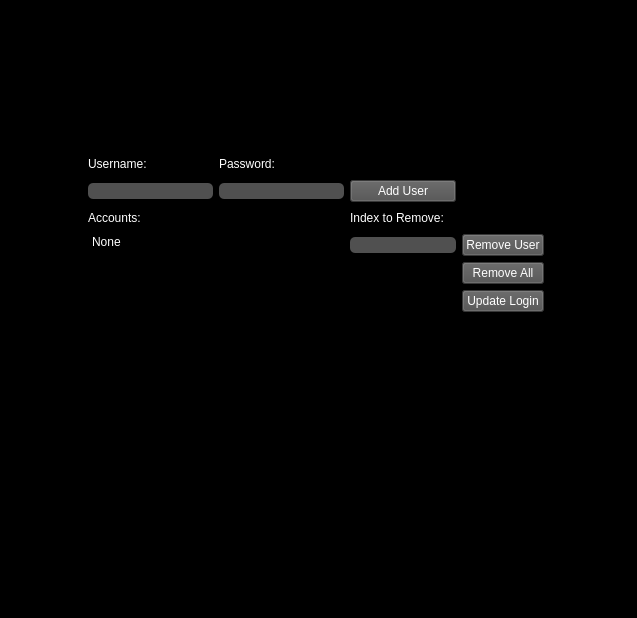
Above: UI_Files/mainWindow.ui from Jscina/PyPass before the change. Below: the same form after it.
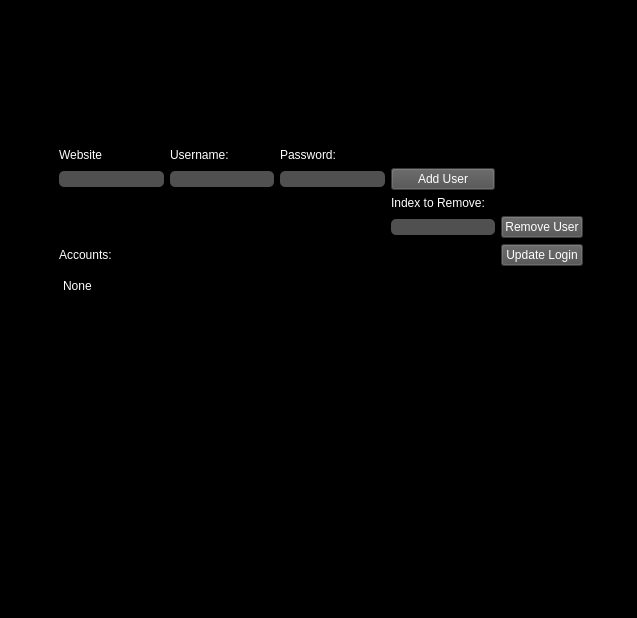
That is the form after the change.

Patch:
```diff
--- a/UI_Files/mainWindow.ui
+++ b/UI_Files/mainWindow.ui
@@ -19,41 +19,25 @@
   </property>
   <widget class="QWidget" name="centralwidget">
    <layout class="QGridLayout" name="gridLayout">
-    <item row="1" column="2">
-     <widget class="QLabel" name="p_label">
+    <item row="2" column="3">
+     <widget class="QLineEdit" name="usernames">
+      <property name="styleSheet">
+       <string notr="true">color: rgb(255, 255, 255);
+gridline-color: rgb(0, 0, 0);
+background-color: rgb(80, 80, 80);
+border-radius: 5px;</string>
+      </property>
+     </widget>
+    </item>
+    <item row="3" column="5">
+     <widget class="QLabel" name="index_label">
       <property name="text">
-       <string>Password:</string>
+       <string>Index to Remove:</string>
       </property>
      </widget>
     </item>
-    <item row="3" column="0">
-     <spacer name="horizontalSpacer_3">
-      <property name="orientation">
-       <enum>Qt::Horizontal</enum>
-      </property>
-      <property name="sizeHint" stdset="0">
-       <size>
-        <width>40</width>
-        <height>20</height>
-       </size>
-      </property>
-     </spacer>
-    </item>
-    <item row="3" column="4">
-     <spacer name="horizontalSpacer_6">
-      <property name="orientation">
-       <enum>Qt::Horizontal</enum>
-      </property>
-      <property name="sizeHint" stdset="0">
-       <size>
-        <width>40</width>
-        <height>20</height>
-       </size>
-      </property>
-     </spacer>
-    </item>
-    <item row="0" column="2">
-     <spacer name="verticalSpacer_2">
+    <item row="0" column="0" colspan="8">
+     <spacer name="topSpacer">
       <property name="orientation">
        <enum>Qt::Vertical</enum>
       </property>
@@ -66,45 +50,6 @@
      </spacer>
     </item>
     <item row="2" column="4">
-     <spacer name="horizontalSpacer_5">
-      <property name="orientation">
-       <enum>Qt::Horizontal</enum>
-      </property>
-      <property name="sizeHint" stdset="0">
-       <size>
-        <width>40</width>
-        <height>20</height>
-       </size>
-      </property>
-     </spacer>
-    </item>
-    <item row="6" column="3">
-     <spacer name="horizontalSpacer_11">
-      <property name="orientation">
-       <enum>Qt::Horizontal</enum>
-      </property>
-      <property name="sizeHint" stdset="0">
-       <size>
-        <width>40</width>
-        <height>20</height>
-       </size>
-      </property>
-     </spacer>
-    </item>
-    <item row="1" column="0">
-     <spacer name="horizontalSpacer">
-      <property name="orientation">
-       <enum>Qt::Horizontal</enum>
-      </property>
-      <property name="sizeHint" stdset="0">
-       <size>
-        <width>40</width>
-        <height>20</height>
-       </size>
-      </property>
-     </spacer>
-    </item>
-    <item row="2" column="2">
      <widget class="QLineEdit" name="passwords">
       <property name="styleSheet">
        <string notr="true">color: rgb(255, 255, 255);
@@ -117,27 +62,25 @@
       </property>
      </widget>
     </item>
-    <item row="3" column="1">
-     <widget class="QLabel" name="acc_label">
+    <item row="1" column="4">
+     <widget class="QLabel" name="p_label">
       <property name="text">
-       <string>Accounts:</string>
+       <string>Password:</string>
       </property>
      </widget>
     </item>
-    <item row="7" column="4">
-     <spacer name="verticalSpacer_5">
-      <property name="orientation">
-       <enum>Qt::Vertical</enum>
+    <item row="2" column="5">
+     <widget class="QPushButton" name="add_button">
+      <property name="styleSheet">
+       <string notr="true">color: rgb(255, 255, 255);
+background-color: rgb(79, 79, 79);</string>
       </property>
-      <property name="sizeHint" stdset="0">
-       <size>
-        <width>20</width>
-        <height>40</height>
-       </size>
+      <property name="text">
+       <string>Add User</string>
       </property>
-     </spacer>
+     </widget>
     </item>
-    <item row="4" column="3">
+    <item row="4" column="5">
      <widget class="QLineEdit" name="index_input">
       <property name="styleSheet">
        <string notr="true">color: rgb(255, 255, 255);
@@ -147,64 +90,32 @@
       </property>
      </widget>
     </item>
-    <item row="3" column="3">
-     <widget class="QLabel" name="index_label">
+    <item row="1" column="2">
+     <widget class="QLabel" name="label">
       <property name="text">
-       <string>Index to Remove:</string>
+       <string>Website</string>
       </property>
      </widget>
     </item>
-    <item row="4" column="4">
-     <widget class="QPushButton" name="remove_user">
+    <item row="1" column="3">
+     <widget class="QLabel" name="u_label">
+      <property name="text">
+       <string>Username:</string>
+      </property>
+     </widget>
+    </item>
+    <item row="5" column="6">
+     <widget class="QPushButton" name="update_login">
       <property name="styleSheet">
        <string notr="true">color: rgb(255, 255, 255);
 background-color: rgb(79, 79, 79);</string>
       </property>
       <property name="text">
-       <string>Remove User</string>
+       <string>Update Login</string>
       </property>
      </widget>
     </item>
-    <item row="2" column="0">
-     <spacer name="horizontalSpacer_2">
-      <property name="orientation">
-       <enum>Qt::Horizontal</enum>
-      </property>
-      <property name="sizeHint" stdset="0">
-       <size>
-        <width>40</width>
-        <height>20</height>
-       </size>
-      </property>
-     </spacer>
-    </item>
-    <item row="0" column="1">
-     <spacer name="verticalSpacer">
-      <property name="orientation">
-       <enum>Qt::Vertical</enum>
-      </property>
-      <property name="sizeHint" stdset="0">
-       <size>
-        <width>20</width>
-        <height>40</height>
-       </size>
-      </property>
-     </spacer>
-    </item>
-    <item row="5" column="3">
-     <spacer name="horizontalSpacer_10">
-      <property name="orientation">
-       <enum>Qt::Horizontal</enum>
-      </property>
-      <property name="sizeHint" stdset="0">
-       <size>
-        <width>40</width>
-        <height>20</height>
-       </size>
-      </property>
-     </spacer>
-    </item>
-    <item row="4" column="1" rowspan="4" colspan="2">
+    <item row="7" column="2" colspan="3">
      <widget class="QListWidget" name="listWidget">
       <property name="movement">
        <enum>QListView::Static</enum>
@@ -219,19 +130,32 @@
       </item>
      </widget>
     </item>
-    <item row="2" column="3">
-     <widget class="QPushButton" name="add_button">
+    <item row="4" column="6">
+     <widget class="QPushButton" name="remove_user">
       <property name="styleSheet">
        <string notr="true">color: rgb(255, 255, 255);
 background-color: rgb(79, 79, 79);</string>
       </property>
       <property name="text">
-       <string>Add User</string>
+       <string>Remove User</string>
       </property>
      </widget>
     </item>
-    <item row="2" column="1">
-     <widget class="QLineEdit" name="usernames">
+    <item row="8" column="0" colspan="8">
+     <spacer name="bottomSpacer">
+      <property name="orientation">
+       <enum>Qt::Vertical</enum>
+      </property>
+      <property name="sizeHint" stdset="0">
+       <size>
+        <width>20</width>
+        <height>40</height>
+       </size>
+      </property>
+     </spacer>
+    </item>
+    <item row="2" column="2">
+     <widget class="QLineEdit" name="lineEdit">
       <property name="styleSheet">
        <string notr="true">color: rgb(255, 255, 255);
 gridline-color: rgb(0, 0, 0);
@@ -240,30 +164,8 @@
       </property>
      </widget>
     </item>
-    <item row="5" column="4">
-     <widget class="QPushButton" name="remove_all_button">
-      <property name="styleSheet">
-       <string notr="true">color: rgb(255, 255, 255);
-background-color: rgb(79, 79, 79);</string>
-      </property>
-      <property name="text">
-       <string>Remove All</string>
-      </property>
-     </widget>
-    </item>
-    <item row="6" column="4">
-     <widget class="QPushButton" name="update_login">
-      <property name="styleSheet">
-       <string notr="true">color: rgb(255, 255, 255);
-background-color: rgb(79, 79, 79);</string>
-      </property>
-      <property name="text">
-       <string>Update Login</string>
-      </property>
-     </widget>
-    </item>
-    <item row="4" column="0" rowspan="3">
-     <spacer name="horizontalSpacer_4">
+    <item row="1" column="1" rowspan="7">
+     <spacer name="leftSpacer">
       <property name="orientation">
        <enum>Qt::Horizontal</enum>
       </property>
@@ -275,21 +177,15 @@
       </property>
      </spacer>
     </item>
-    <item row="6" column="5">
-     <spacer name="horizontalSpacer_9">
-      <property name="orientation">
-       <enum>Qt::Horizontal</enum>
+    <item row="5" column="2">
+     <widget class="QLabel" name="acc_label">
+      <property name="text">
+       <string>Accounts:</string>
       </property>
-      <property name="sizeHint" stdset="0">
-       <size>
-        <width>40</width>
-        <height>20</height>
-       </size>
-      </property>
-     </spacer>
+     </widget>
     </item>
-    <item row="4" column="5">
-     <spacer name="horizontalSpacer_12">
+    <item row="2" column="7" rowspan="6">
+     <spacer name="rightSpacer">
       <property name="orientation">
        <enum>Qt::Horizontal</enum>
       </property>
@@ -301,22 +197,9 @@
       </property>
      </spacer>
     </item>
-    <item row="8" column="1">
-     <spacer name="verticalSpacer_4">
+    <item row="2" column="6">
+     <spacer name="add_button_spacer">
       <property name="orientation">
-       <enum>Qt::Vertical</enum>
-      </property>
-      <property name="sizeHint" stdset="0">
-       <size>
-        <width>20</width>
-        <height>40</height>
-       </size>
-      </property>
-     </spacer>
-    </item>
-    <item row="5" column="5">
-     <spacer name="horizontalSpacer_8">
-      <property name="orientation">
        <enum>Qt::Horizontal</enum>
       </property>
       <property name="sizeHint" stdset="0">
@@ -327,65 +210,6 @@
       </property>
      </spacer>
     </item>
-    <item row="2" column="5">
-     <spacer name="horizontalSpacer_13">
-      <property name="orientation">
-       <enum>Qt::Horizontal</enum>
-      </property>
-      <property name="sizeHint" stdset="0">
-       <size>
-        <width>40</width>
-        <height>20</height>
-       </size>
-      </property>
-     </spacer>
-    </item>
-    <item row="0" column="4" colspan="2">
-     <spacer name="verticalSpacer_3">
-      <property name="orientation">
-       <enum>Qt::Vertical</enum>
-      </property>
-      <property name="sizeHint" stdset="0">
-       <size>
-        <width>20</width>
-        <height>40</height>
-       </size>
-      </property>
-     </spacer>
-    </item>
-    <item row="1" column="1">
-     <widget class="QLabel" name="u_label">
-      <property name="text">
-       <string>Username:</string>
-      </property>
-     </widget>
-    </item>
-    <item row="3" column="5">
-     <spacer name="horizontalSpacer_7">
-      <property name="orientation">
-       <enum>Qt::Horizontal</enum>
-      </property>
-      <property name="sizeHint" stdset="0">
-       <size>
-        <width>40</width>
-        <height>20</height>
-       </size>
-      </property>
-     </spacer>
-    </item>
-    <item row="8" column="4">
-     <spacer name="verticalSpacer_6">
-      <property name="orientation">
-       <enum>Qt::Vertical</enum>
-      </property>
-      <property name="sizeHint" stdset="0">
-       <size>
-        <width>20</width>
-        <height>40</height>
-       </size>
-      </property>
-     </spacer>
-    </item>
    </layout>
   </widget>
  </widget>
```
